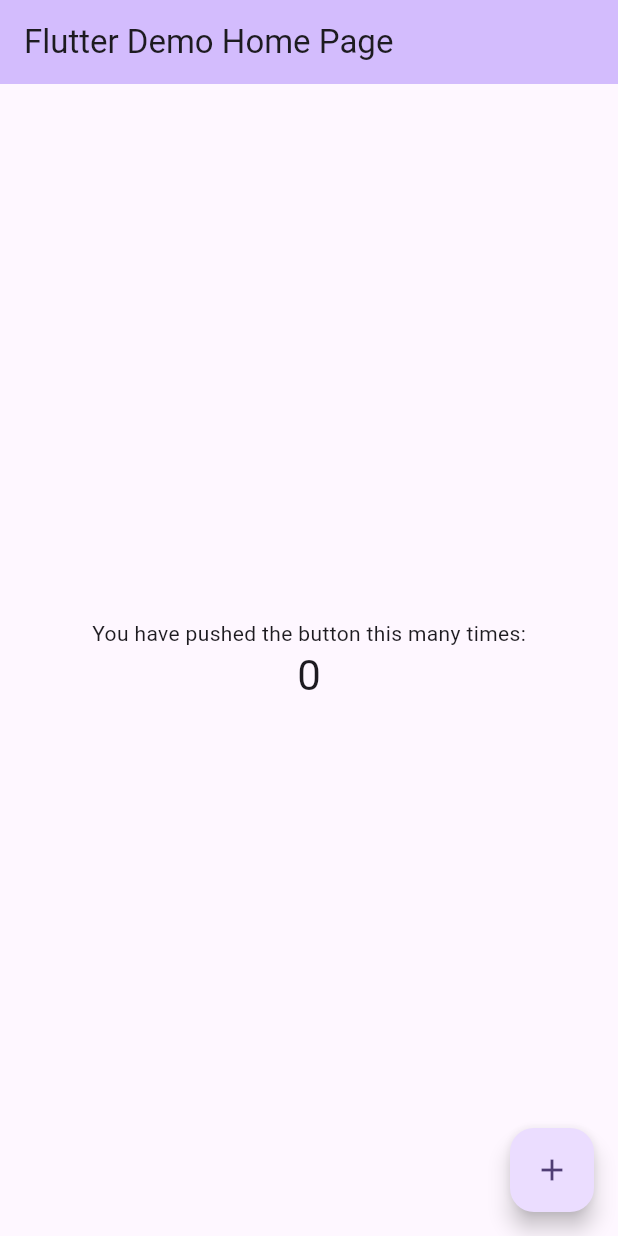
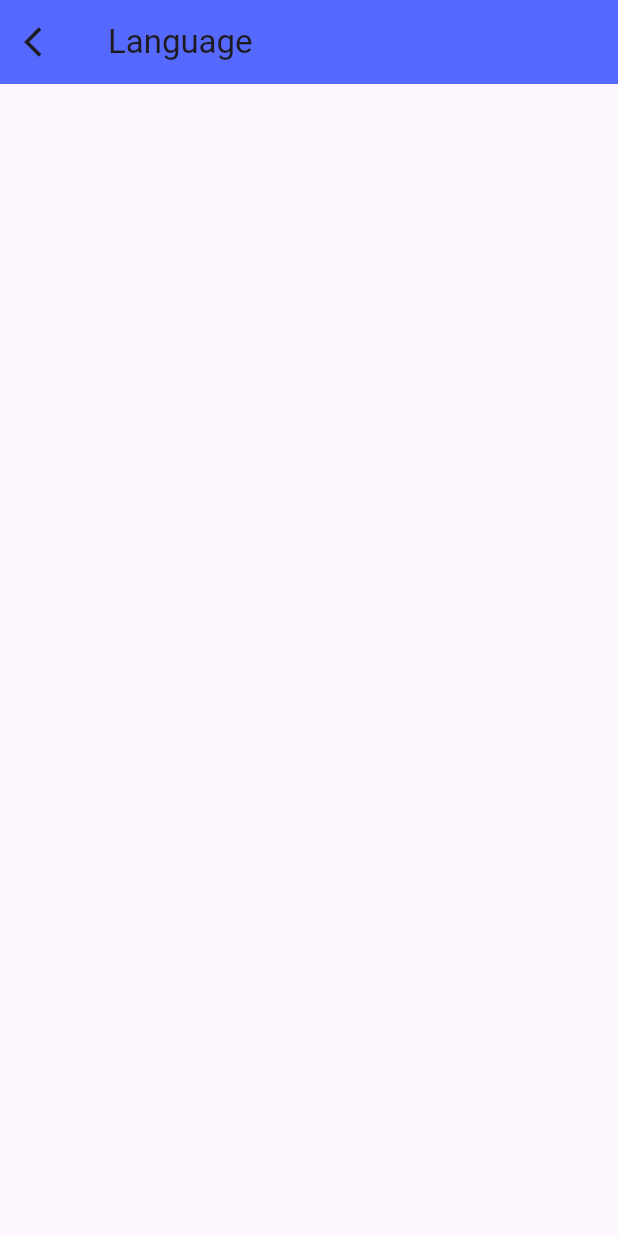
Before and after one commit to Mustafa-Mohamed26/evently_app, a Flutter app: the screen it shows after launch, on a phone screen of 412 x 824 dp. Run offline on Flutter 3.47's test engine with Material 3 defaults, Android fonts, the phone set to English and light mode, and no system bars; our stand-ins replace google_fonts.

Commit message:
Implement localization support and initial home screen layout

````diff
--- /dev/null
+++ b/l10n.yaml
@@ -0,0 +1,3 @@
+arb-dir: lib/l10n
+template-arb-file: app_en.arb
+output-localization-file: app_localizations.dart
--- /dev/null
+++ b/lib/l10n/app_localizations.dart
@@ -0,0 +1,170 @@
+import 'dart:async';
+
+import 'package:flutter/foundation.dart';
+import 'package:flutter/widgets.dart';
+import 'package:flutter_localizations/flutter_localizations.dart';
+import 'package:intl/intl.dart' as intl;
+
+import 'app_localizations_ar.dart';
+import 'app_localizations_en.dart';
+
+// ignore_for_file: type=lint
+
+/// Callers can lookup localized strings with an instance of AppLocalizations
+/// returned by `AppLocalizations.of(context)`.
+///
+/// Applications need to include `AppLocalizations.delegate()` in their app's
+/// `localizationDelegates` list, and the locales they support in the app's
+/// `supportedLocales` list. For example:
+///
+/// ```dart
+/// import 'l10n/app_localizations.dart';
+///
+/// return MaterialApp(
+///   localizationsDelegates: AppLocalizations.localizationsDelegates,
+///   supportedLocales: AppLocalizations.supportedLocales,
+///   home: MyApplicationHome(),
+/// );
+/// ```
+///
+/// ## Update pubspec.yaml
+///
+/// Please make sure to update your pubspec.yaml to include the following
+/// packages:
+///
+/// ```yaml
+/// dependencies:
+///   # Internationalization support.
+///   flutter_localizations:
+///     sdk: flutter
+///   intl: any # Use the pinned version from flutter_localizations
+///
+///   # Rest of dependencies
+/// ```
+///
+/// ## iOS Applications
+///
+/// iOS applications define key application metadata, including supported
+/// locales, in an Info.plist file that is built into the application bundle.
+/// To configure the locales supported by your app, you’ll need to edit this
+/// file.
+///
+/// First, open your project’s ios/Runner.xcworkspace Xcode workspace file.
+/// Then, in the Project Navigator, open the Info.plist file under the Runner
+/// project’s Runner folder.
+///
+/// Next, select the Information Property List item, select Add Item from the
+/// Editor menu, then select Localizations from the pop-up menu.
+///
+/// Select and expand the newly-created Localizations item then, for each
+/// locale your application supports, add a new item and select the locale
+/// you wish to add from the pop-up menu in the Value field. This list should
+/// be consistent with the languages listed in the AppLocalizations.supportedLocales
+/// property.
+abstract class AppLocalizations {
+  AppLocalizations(String locale)
+    : localeName = intl.Intl.canonicalizedLocale(locale.toString());
+
+  final String localeName;
+
+  static AppLocalizations? of(BuildContext context) {
+    return Localizations.of<AppLocalizations>(context, AppLocalizations);
+  }
+
+  static const LocalizationsDelegate<AppLocalizations> delegate =
+      _AppLocalizationsDelegate();
+
+  /// A list of this localizations delegate along with the default localizations
+  /// delegates.
+  ///
+  /// Returns a list of localizations delegates containing this delegate along with
+  /// GlobalMaterialLocalizations.delegate, GlobalCupertinoLocalizations.delegate,
+  /// and GlobalWidgetsLocalizations.delegate.
+  ///
+  /// Additional delegates can be added by appending to this list in
+  /// MaterialApp. This list does not have to be used at all if a custom list
+  /// of delegates is preferred or required.
+  static const List<LocalizationsDelegate<dynamic>> localizationsDelegates =
+      <LocalizationsDelegate<dynamic>>[
+        delegate,
+        GlobalMaterialLocalizations.delegate,
+        GlobalCupertinoLocalizations.delegate,
+        GlobalWidgetsLocalizations.delegate,
+      ];
+
+  /// A list of this localizations delegate's supported locales.
+  static const List<Locale> supportedLocales = <Locale>[
+    Locale('ar'),
+    Locale('en'),
+  ];
+
+  /// No description provided for @language.
+  ///
+  /// In en, this message translates to:
+  /// **'Language'**
+  String get language;
+
+  /// No description provided for @english.
+  ///
+  /// In en, this message translates to:
+  /// **'English'**
+  String get english;
+
+  /// No description provided for @arabic.
+  ///
+  /// In en, this message translates to:
+  /// **'Arabic'**
+  String get arabic;
+
+  /// No description provided for @theme.
+  ///
+  /// In en, this message translates to:
+  /// **'Theme'**
+  String get theme;
+
+  /// No description provided for @light.
+  ///
+  /// In en, this message translates to:
+  /// **'Light'**
+  String get light;
+
+  /// No description provided for @dark.
+  ///
+  /// In en, this message translates to:
+  /// **'Dark'**
+  String get dark;
+}
+
+class _AppLocalizationsDelegate
+    extends LocalizationsDelegate<AppLocalizations> {
+  const _AppLocalizationsDelegate();
+
+  @override
+  Future<AppLocalizations> load(Locale locale) {
+    return SynchronousFuture<AppLocalizations>(lookupAppLocalizations(locale));
+  }
+
+  @override
+  bool isSupported(Locale locale) =>
+      <String>['ar', 'en'].contains(locale.languageCode);
+
+  @override
+  bool shouldReload(_AppLocalizationsDelegate old) => false;
+}
+
+AppLocalizations lookupAppLocalizations(Locale locale) {
+  // Lookup logic when only language code is specified.
+  switch (locale.languageCode) {
+    case 'ar':
+      return AppLocalizationsAr();
+    case 'en':
+      return AppLocalizationsEn();
+  }
+
+  throw FlutterError(
+    'AppLocalizations.delegate failed to load unsupported locale "$locale". This is likely '
+    'an issue with the localizations generation tool. Please file an issue '
+    'on GitHub with a reproducible sample app and the gen-l10n configuration '
+    'that was used.',
+  );
+}
--- a/lib/main.dart
+++ b/lib/main.dart
@@ -1,122 +1,24 @@
+import 'package:evently_app/ui/home/home_screen.dart';
+import 'package:evently_app/utils/app_routes.dart';
 import 'package:flutter/material.dart';
+import 'l10n/app_localizations.dart';
 
 void main() {
-  runApp(const MyApp());
+  runApp(MyApp());
 }
 
 class MyApp extends StatelessWidget {
   const MyApp({super.key});
 
-  // This widget is the root of your application.
   @override
   Widget build(BuildContext context) {
     return MaterialApp(
-      title: 'Flutter Demo',
-      theme: ThemeData(
-        // This is the theme of your application.
-        //
-        // TRY THIS: Try running your application with "flutter run". You'll see
-        // the application has a purple toolbar. Then, without quitting the app,
-        // try changing the seedColor in the colorScheme below to Colors.green
-        // and then invoke "hot reload" (save your changes or press the "hot
-        // reload" button in a Flutter-supported IDE, or press "r" if you used
-        // the command line to start the app).
-        //
-        // Notice that the counter didn't reset back to zero; the application
-        // state is not lost during the reload. To reset the state, use hot
-        // restart instead.
-        //
-        // This works for code too, not just values: Most code changes can be
-        // tested with just a hot reload.
-        colorScheme: ColorScheme.fromSeed(seedColor: Colors.deepPurple),
-      ),
-      home: const MyHomePage(title: 'Flutter Demo Home Page'),
+      localizationsDelegates: AppLocalizations.localizationsDelegates,
+      supportedLocales: AppLocalizations.supportedLocales,
+      debugShowCheckedModeBanner: false,
+      initialRoute: AppRoutes.homeRouteName,
+      routes: {AppRoutes.homeRouteName: (context) => const HomeScreen()},
+      locale: Locale('en'),
     );
   }
 }
-
-class MyHomePage extends StatefulWidget {
-  const MyHomePage({super.key, required this.title});
-
-  // This widget is the home page of your application. It is stateful, meaning
-  // that it has a State object (defined below) that contains fields that affect
-  // how it looks.
-
-  // This class is the configuration for the state. It holds the values (in this
-  // case the title) provided by the parent (in this case the App widget) and
-  // used by the build method of the State. Fields in a Widget subclass are
-  // always marked "final".
-
-  final String title;
-
-  @override
-  State<MyHomePage> createState() => _MyHomePageState();
-}
-
-class _MyHomePageState extends State<MyHomePage> {
-  int _counter = 0;
-
-  void _incrementCounter() {
-    setState(() {
-      // This call to setState tells the Flutter framework that something has
-      // changed in this State, which causes it to rerun the build method below
-      // so that the display can reflect the updated values. If we changed
-      // _counter without calling setState(), then the build method would not be
-      // called again, and so nothing would appear to happen.
-      _counter++;
-    });
-  }
-
-  @override
-  Widget build(BuildContext context) {
-    // This method is rerun every time setState is called, for instance as done
-    // by the _incrementCounter method above.
-    //
-    // The Flutter framework has been optimized to make rerunning build methods
-    // fast, so that you can just rebuild anything that needs updating rather
-    // than having to individually change instances of widgets.
-    return Scaffold(
-      appBar: AppBar(
-        // TRY THIS: Try changing the color here to a specific color (to
-        // Colors.amber, perhaps?) and trigger a hot reload to see the AppBar
-        // change color while the other colors stay the same.
-        backgroundColor: Theme.of(context).colorScheme.inversePrimary,
-        // Here we take the value from the MyHomePage object that was created by
-        // the App.build method, and use it to set our appbar title.
-        title: Text(widget.title),
-      ),
-      body: Center(
-        // Center is a layout widget. It takes a single child and positions it
-        // in the middle of the parent.
-        child: Column(
-          // Column is also a layout widget. It takes a list of children and
-          // arranges them vertically. By default, it sizes itself to fit its
-          // children horizontally, and tries to be as tall as its parent.
-          //
-          // Column has various properties to control how it sizes itself and
-          // how it positions its children. Here we use mainAxisAlignment to
-          // center the children vertically; the main axis here is the vertical
-          // axis because Columns are vertical (the cross axis would be
-          // horizontal).
-          //
-          // TRY THIS: Invoke "debug painting" (choose the "Toggle Debug Paint"
-          // action in the IDE, or press "p" in the console), to see the
-          // wireframe for each widget.
-          mainAxisAlignment: MainAxisAlignment.center,
-          children: <Widget>[
-            const Text('You have pushed the button this many times:'),
-            Text(
-              '$_counter',
-              style: Theme.of(context).textTheme.headlineMedium,
-            ),
-          ],
-        ),
-      ),
-      floatingActionButton: FloatingActionButton(
-        onPressed: _incrementCounter,
-        tooltip: 'Increment',
-        child: const Icon(Icons.add),
-      ), // This trailing comma makes auto-formatting nicer for build methods.
-    );
-  }
-}
--- /dev/null
+++ b/lib/ui/home/home_screen.dart
@@ -0,0 +1,20 @@
+import 'package:evently_app/l10n/app_localizations.dart';
+import 'package:evently_app/ui/home/tabs/profile/profile_tab.dart';
+import 'package:evently_app/utils/app_colors.dart';
+import 'package:flutter/material.dart';
+
+class HomeScreen extends StatelessWidget {
+  const HomeScreen({super.key});
+
+  @override
+  Widget build(BuildContext context) {
+    return Scaffold(
+      appBar: AppBar(
+        backgroundColor: AppColors.primaryLight,
+        title: Text(AppLocalizations.of(context)!.language),
+        leading:Icon(Icons.arrow_back_ios),
+      ),
+      body: ProfileTab(),
+    );
+  }
+}
--- /dev/null
+++ b/lib/ui/home/tabs/profile/profile_tab.dart
@@ -0,0 +1,10 @@
+import 'package:flutter/material.dart';
+
+class ProfileTab extends StatelessWidget {
+  const ProfileTab({super.key});
+
+  @override
+  Widget build(BuildContext context) {
+    return Scaffold();
+  }
+}
````
Also changed, not shown: lib/l10n/app_ar.arb (added, +8 -0 lines), lib/l10n/app_en.arb (added, +8 -0 lines), lib/l10n/app_localizations_ar.dart (added, +28 -0 lines), lib/l10n/app_localizations_en.dart (added, +28 -0 lines), pubspec.yaml (+6 -2 lines), pubspec.lock.
